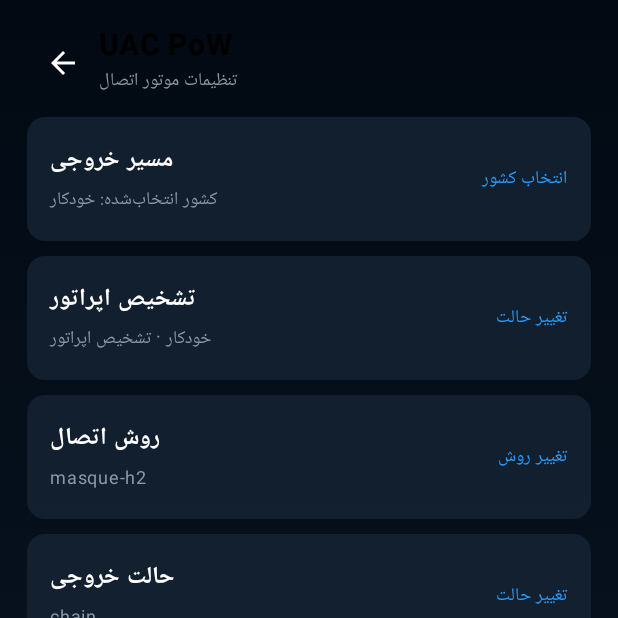
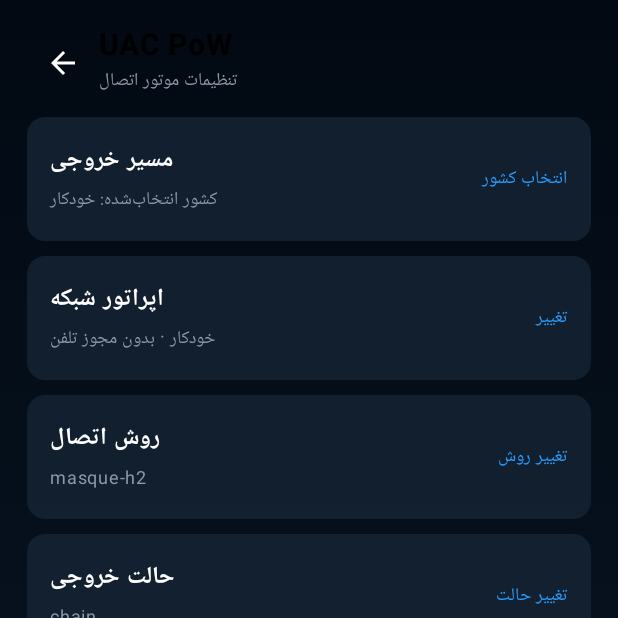
Before and after one commit to atom-vpn/atom1, an Android app built with Jetpack Compose: the screen it shows after launch (MainActivity), after a tap on "تنظیمات", on a phone screen of 412 x 824 dp, the top half of it. Run offline under Robolectric (Android 15) with nearby library versions, the phone set to English and light mode, and no system bars.

Commit message:
Remove phone permission prompt and add manual carrier selector

```diff
--- a/app/src/main/java/com/atomvpn/mobile/MainActivity.kt
+++ b/app/src/main/java/com/atomvpn/mobile/MainActivity.kt
@@ -1,14 +1,11 @@
 package com.atomvpn.mobile
 
-import android.Manifest
 import android.app.Activity
-import android.content.pm.PackageManager
 import android.content.Intent
 import android.net.VpnService
 import android.os.Bundle
 import androidx.activity.ComponentActivity
 import androidx.activity.compose.setContent
-import androidx.activity.result.contract.ActivityResultContracts
 import androidx.compose.foundation.background
 import androidx.compose.foundation.border
 import androidx.compose.foundation.clickable
@@ -34,7 +31,6 @@ import com.uacspoofer.mobile.core.ConnectionState
 import com.uacspoofer.mobile.core.ConnectionStateStore
 import com.uacspoofer.mobile.engine.pow.*
 import com.uacspoofer.mobile.settings.AdvancedSettingsStore
-import com.uacspoofer.mobile.vpn.NetworkFingerprintResolver
 import kotlinx.coroutines.launch
 import java.util.Locale
 
@@ -45,8 +41,6 @@ private val Green = Color(0xFF25F58A)
 private val Muted = Color(0xFF8D99A6)
 
 class MainActivity : ComponentActivity() {
-    private val phoneStatePermission = registerForActivityResult(ActivityResultContracts.RequestPermission()) { }
-
     private val vpnPermission = registerForActivityResult(ActivityResultContracts.StartActivityForResult()) { result ->
         if (result.resultCode == Activity.RESULT_OK || VpnService.prepare(this) == null) {
             startService(Intent(this, PowVpnService::class.java).setAction(PowVpnService.ACTION_CONNECT))
@@ -57,9 +51,6 @@ class MainActivity : ComponentActivity() {
         super.onCreate(savedInstanceState)
         window.statusBarColor = android.graphics.Color.rgb(6, 17, 29)
         window.navigationBarColor = android.graphics.Color.rgb(6, 17, 29)
-        if (checkSelfPermission(Manifest.permission.READ_PHONE_STATE) != PackageManager.PERMISSION_GRANTED) {
-            phoneStatePermission.launch(Manifest.permission.READ_PHONE_STATE)
-        }
         setContent { AtomPowApp(
             onConnect = {
                 val intent = VpnService.prepare(this)
@@ -86,15 +77,12 @@ private fun AtomPowApp(onConnect: () -> Unit, onDisconnect: () -> Unit) {
     val connected = connection == ConnectionState.CONNECTED
     val connecting = connection == ConnectionState.CONNECTING || status.phase in setOf(PowPhase.STARTING, PowPhase.OUTER, PowPhase.INNER, PowPhase.BRIDGING)
     val accent = if (connected) Green else Blue
-    val detectedCarrier = remember(context, status, settings) {
-        runCatching { NetworkFingerprintResolver(context).capture().carrierClass }.getOrDefault("unknown")
-    }
-    val carrierLabel = when (detectedCarrier) {
-        "mci" -> "همراه اول"
-        "irancell" -> "ایرانسل"
-        "rightel" -> "رایتل"
-        "other" -> "اپراتور دیگر"
-        else -> "نامشخص (مجوز تلفن را بررسی کنید)"
+    val carrierLabel = when {
+        settings.carrierMode == PowCoreConfig.CARRIER_OFF -> "تشخیص خاموش · مسیر عمومی"
+        settings.carrierMode == PowCoreConfig.CARRIER_MANUAL &&
+            settings.firewallProfile == PowCoreConfig.FIREWALL_MCI -> "همراه اول · انتخاب دستی"
+        settings.carrierMode == PowCoreConfig.CARRIER_MANUAL -> "ایرانسل · انتخاب دستی"
+        else -> "خودکار · بدون دسترسی سیم‌کارت"
     }
 
     MaterialTheme(colorScheme = darkColorScheme(
@@ -247,18 +235,25 @@ private fun PowSettingsPage(
                 SettingCard("مسیر خروجی", "کشور انتخاب‌شده: ${settings.exitCountryCode.ifBlank { "خودکار" }}", "انتخاب کشور", onOpenCountries)
             }
             item {
-                val carrierModeLabel = when (settings.carrierMode) {
-                    PowCoreConfig.CARRIER_MANUAL -> "دستی"
-                    PowCoreConfig.CARRIER_OFF -> "خاموش · مسیر عمومی"
-                    else -> "خودکار · تشخیص اپراتور"
+                val carrierModeLabel = when {
+                    settings.carrierMode == PowCoreConfig.CARRIER_OFF -> "خاموش · مسیر عمومی"
+                    settings.carrierMode == PowCoreConfig.CARRIER_MANUAL &&
+                        settings.firewallProfile == PowCoreConfig.FIREWALL_MCI -> "همراه اول · دستی"
+                    settings.carrierMode == PowCoreConfig.CARRIER_MANUAL -> "ایرانسل · دستی"
+                    else -> "خودکار · بدون مجوز تلفن"
                 }
-                SettingCard("تشخیص اپراتور", carrierModeLabel, "تغییر حالت", {
-                    val next = when (settings.carrierMode) {
-                        PowCoreConfig.CARRIER_AUTO -> PowCoreConfig.CARRIER_MANUAL
-                        PowCoreConfig.CARRIER_MANUAL -> PowCoreConfig.CARRIER_OFF
-                        else -> PowCoreConfig.CARRIER_AUTO
+                SettingCard("اپراتور شبکه", carrierModeLabel, "تغییر", {
+                    val next = when {
+                        settings.carrierMode == PowCoreConfig.CARRIER_AUTO ->
+                            settings.copy(carrierMode = PowCoreConfig.CARRIER_MANUAL, firewallProfile = PowCoreConfig.FIREWALL_MCI)
+                        settings.carrierMode == PowCoreConfig.CARRIER_MANUAL &&
+                            settings.firewallProfile == PowCoreConfig.FIREWALL_MCI ->
+                            settings.copy(carrierMode = PowCoreConfig.CARRIER_MANUAL, firewallProfile = PowCoreConfig.FIREWALL_IRANCELL)
+                        settings.carrierMode == PowCoreConfig.CARRIER_MANUAL ->
+                            settings.copy(carrierMode = PowCoreConfig.CARRIER_OFF)
+                        else -> settings.copy(carrierMode = PowCoreConfig.CARRIER_AUTO)
                     }
-                    onSave(settings.copy(carrierMode = next).validated())
+                    onSave(next.validated())
                 })
             }
             item {
```
